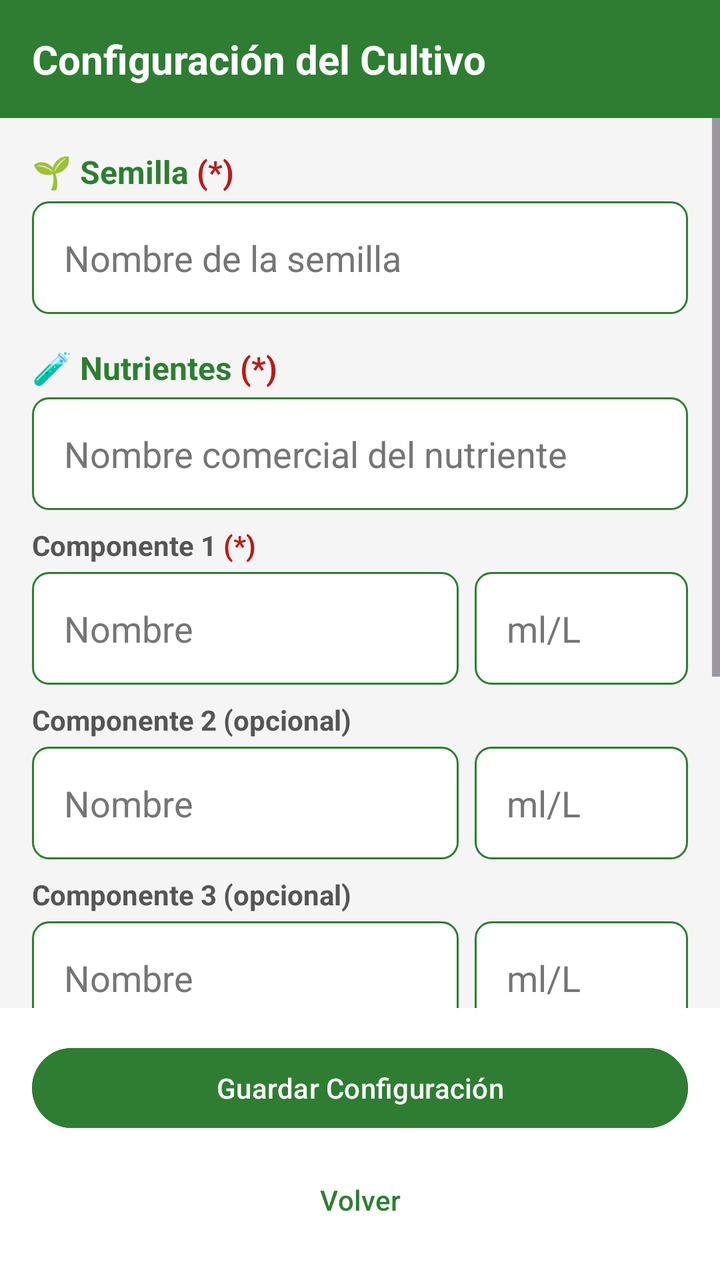
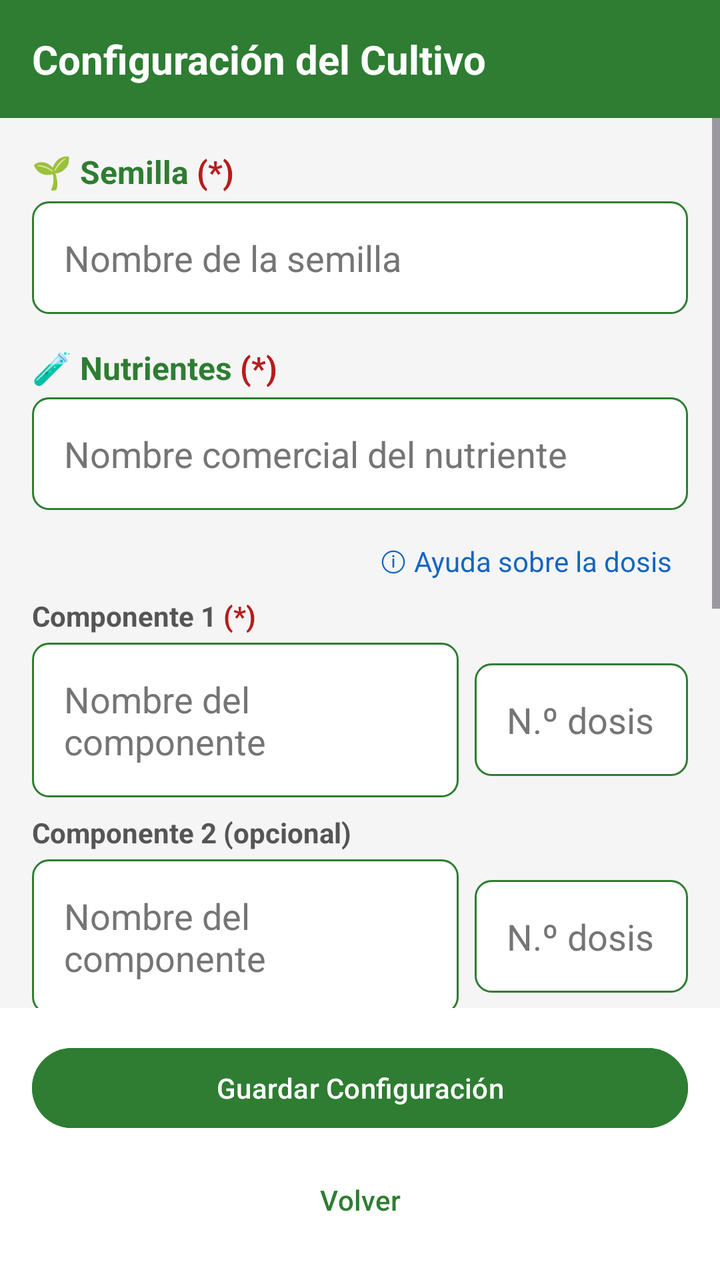

The first picture is an Android layout as it rendered before a commit; the second is the same layout after the commit. The layout source and the unified diff follow.
<!-- AndroidManifest.xml: application theme Theme.HueraDelValle -->
<!-- res/layout/activity_configuracion_cultivo.xml -->
<?xml version="1.0" encoding="utf-8"?>
<LinearLayout xmlns:android="http://schemas.android.com/apk/res/android"
    android:layout_width="match_parent"
    android:layout_height="match_parent"
    android:orientation="vertical"
    android:background="#F5F5F5">

    
    <LinearLayout
        android:layout_width="match_parent"
        android:layout_height="wrap_content"
        android:background="#2E7D32"
        android:padding="16dp">

        <TextView
            android:layout_width="match_parent"
            android:layout_height="wrap_content"
            android:text="Configuración del Cultivo"
            android:textColor="#FFFFFF"
            android:textSize="20sp"
            android:textStyle="bold"/>

    </LinearLayout>

    
    <ScrollView
        android:layout_width="match_parent"
        android:layout_height="0dp"
        android:layout_weight="1">

        <LinearLayout
            android:layout_width="match_parent"
            android:layout_height="wrap_content"
            android:orientation="vertical"
            android:padding="16dp">

            
            <LinearLayout
                android:layout_width="match_parent"
                android:layout_height="wrap_content"
                android:orientation="horizontal"
                android:layout_marginBottom="4dp">

                <TextView
                    android:layout_width="wrap_content"
                    android:layout_height="wrap_content"
                    android:text="🌱 Semilla "
                    android:textColor="#2E7D32"
                    android:textSize="16sp"
                    android:textStyle="bold"/>

                <TextView
                    android:layout_width="wrap_content"
                    android:layout_height="wrap_content"
                    android:text="(*)"
                    android:textColor="#B71C1C"
                    android:textSize="16sp"
                    android:textStyle="bold"/>

            </LinearLayout>

            <EditText
                android:id="@+id/etNombreSemilla"
                android:layout_width="match_parent"
                android:layout_height="wrap_content"
                android:hint="Nombre de la semilla"
                android:inputType="text"
                android:maxLength="100"
                android:background="@drawable/bg_input"
                android:padding="16dp"
                android:textColor="#212121"
                android:textColorHint="#757575"
                android:layout_marginBottom="16dp"/>

            
            <LinearLayout
                android:layout_width="match_parent"
                android:layout_height="wrap_content"
                android:orientation="horizontal"
                android:layout_marginBottom="4dp">

                <TextView
                    android:layout_width="wrap_content"
                    android:layout_height="wrap_content"
                    android:text="🧪 Nutrientes "
                    android:textColor="#2E7D32"
                    android:textSize="16sp"
                    android:textStyle="bold"/>

                <TextView
                    android:layout_width="wrap_content"
                    android:layout_height="wrap_content"
                    android:text="(*)"
                    android:textColor="#B71C1C"
                    android:textSize="16sp"
                    android:textStyle="bold"/>

            </LinearLayout>

            <EditText
                android:id="@+id/etNombreNutriente"
                android:layout_width="match_parent"
                android:layout_height="wrap_content"
                android:hint="Nombre comercial del nutriente"
                android:inputType="text"
                android:maxLength="100"
                android:background="@drawable/bg_input"
                android:padding="16dp"
                android:textColor="#212121"
                android:textColorHint="#757575"
                android:layout_marginBottom="8dp"/>

            
            <LinearLayout
                android:layout_width="match_parent"
                android:layout_height="wrap_content"
                android:orientation="horizontal"
                android:layout_marginBottom="4dp">

                <TextView
                    android:layout_width="wrap_content"
                    android:layout_height="wrap_content"
                    android:text="Componente 1 "
                    android:textColor="#555555"
                    android:textStyle="bold"/>

                <TextView
                    android:layout_width="wrap_content"
                    android:layout_height="wrap_content"
                    android:text="(*)"
                    android:textColor="#B71C1C"
                    android:textStyle="bold"/>

            </LinearLayout>

            <LinearLayout
                android:layout_width="match_parent"
                android:layout_height="wrap_content"
                android:orientation="horizontal"
                android:layout_marginBottom="8dp">

                <EditText
                    android:id="@+id/etComponente1Nombre"
                    android:layout_width="0dp"
                    android:layout_height="wrap_content"
                    android:layout_weight="2"
                    android:hint="Nombre"
                    android:maxLength="100"
                    android:background="@drawable/bg_input"
                    android:padding="16dp"
                    android:textColor="#212121"
                    android:textColorHint="#757575"
                    android:layout_marginEnd="8dp"/>

                <EditText
                    android:id="@+id/etComponente1Cantidad"
                    android:layout_width="0dp"
                    android:layout_height="wrap_content"
                    android:layout_weight="1"
                    android:hint="ml/L"
                    android:inputType="numberDecimal"
                    android:background="@drawable/bg_input"
                    android:padding="16dp"
                    android:textColor="#212121"
                    android:textColorHint="#757575"/>

            </LinearLayout>

            
            <TextView
                android:layout_width="match_parent"
                android:layout_height="wrap_content"
                android:text="Componente 2 (opcional)"
                android:textColor="#555555"
                android:textStyle="bold"
                android:layout_marginBottom="4dp"/>

            <LinearLayout
                android:layout_width="match_parent"
                android:layout_height="wrap_content"
                android:orientation="horizontal"
                android:layout_marginBottom="8dp">

                <EditText
                    android:id="@+id/etComponente2Nombre"
                    android:layout_width="0dp"
                    android:layout_height="wrap_content"
                    android:layout_weight="2"
                    android:hint="Nombre"
                    android:maxLength="100"
                    android:background="@drawable/bg_input"
                    android:padding="16dp"
                    android:textColor="#212121"
                    android:textColorHint="#757575"
                    android:layout_marginEnd="8dp"/>

                <EditText
                    android:id="@+id/etComponente2Cantidad"
                    android:layout_width="0dp"
                    android:layout_height="wrap_content"
                    android:layout_weight="1"
                    android:hint="ml/L"
                    android:inputType="numberDecimal"
                    android:background="@drawable/bg_input"
                    android:padding="16dp"
                    android:textColor="#212121"
                    android:textColorHint="#757575"/>

            </LinearLayout>

            
            <TextView
                android:layout_width="match_parent"
                android:layout_height="wrap_content"
                android:text="Componente 3 (opcional)"
                android:textColor="#555555"
                android:textStyle="bold"
                android:layout_marginBottom="4dp"/>

            <LinearLayout
                android:layout_width="match_parent"
                android:layout_height="wrap_content"
                android:orientation="horizontal"
                android:layout_marginBottom="16dp">

                <EditText
                    android:id="@+id/etComponente3Nombre"
                    android:layout_width="0dp"
                    android:layout_height="wrap_content"
                    android:layout_weight="2"
                    android:hint="Nombre"
                    android:maxLength="100"
                    android:background="@drawable/bg_input"
                    android:padding="16dp"
                    android:textColor="#212121"
                    android:textColorHint="#757575"
                    android:layout_marginEnd="8dp"/>

                <EditText
                    android:id="@+id/etComponente3Cantidad"
                    android:layout_width="0dp"
                    android:layout_height="wrap_content"
                    android:layout_weight="1"
                    android:hint="ml/L"
                    android:inputType="numberDecimal"
                    android:background="@drawable/bg_input"
                    android:padding="16dp"
                    android:textColor="#212121"
                    android:textColorHint="#757575"/>

            </LinearLayout>

            
            <LinearLayout
                android:layout_width="match_parent"
                android:layout_height="wrap_content"
                android:orientation="horizontal"
                android:layout_marginBottom="4dp">

                <TextView
                    android:layout_width="wrap_content"
                    android:layout_height="wrap_content"
                    android:text="⚗️ Configuración pH "
                    android:textColor="#2E7D32"
                    android:textSize="16sp"
                    android:textStyle="bold"/>

                <TextView
                    android:layout_width="wrap_content"
                    android:layout_height="wrap_content"
                    android:text="(*) "
                    android:textColor="#B71C1C"
                    android:textSize="16sp"
                    android:textStyle="bold"/>

                <TextView
                    android:id="@+id/tvTooltipPh"
                    android:layout_width="wrap_content"
                    android:layout_height="wrap_content"
                    android:text="(?)"
                    android:textColor="#1565C0"
                    android:textSize="16sp"
                    android:textStyle="bold"/>

            </LinearLayout>

            <LinearLayout
                android:layout_width="match_parent"
                android:layout_height="wrap_content"
                android:orientation="horizontal"
                android:layout_marginBottom="16dp">

                <EditText
                    android:id="@+id/etPhMinimo"
                    android:layout_width="0dp"
                    android:layout_height="wrap_content"
                    android:layout_weight="1"
                    android:hint="pH mínimo (0-14)"
                    android:inputType="numberDecimal"
                    android:background="@drawable/bg_input"
                    android:padding="16dp"
                    android:textColor="#212121"
                    android:textColorHint="#757575"
                    android:layout_marginEnd="8dp"/>

                <EditText
                    android:id="@+id/etPhMaximo"
                    android:layout_width="0dp"
                    android:layout_height="wrap_content"
                    android:layout_weight="1"
                    android:hint="pH máximo (0-14)"
                    android:inputType="numberDecimal"
                    android:background="@drawable/bg_input"
                    android:padding="16dp"
                    android:textColor="#212121"
                    android:textColorHint="#757575"/>

            </LinearLayout>

            
            <LinearLayout
                android:layout_width="match_parent"
                android:layout_height="wrap_content"
                android:orientation="horizontal"
                android:layout_marginBottom="4dp">

                <TextView
                    android:layout_width="wrap_content"
                    android:layout_height="wrap_content"
                    android:text="📊 Configuración TDS "
                    android:textColor="#2E7D32"
                    android:textSize="16sp"
                    android:textStyle="bold"/>

                <TextView
                    android:layout_width="wrap_content"
                    android:layout_height="wrap_content"
                    android:text="(*) "
                    android:textColor="#B71C1C"
                    android:textSize="16sp"
                    android:textStyle="bold"/>

                <TextView
                    android:id="@+id/tvTooltipTds"
                    android:layout_width="wrap_content"
                    android:layout_height="wrap_content"
                    android:text="(?)"
                    android:textColor="#1565C0"
                    android:textSize="16sp"
                    android:textStyle="bold"/>

            </LinearLayout>

            <LinearLayout
                android:layout_width="match_parent"
                android:layout_height="wrap_content"
                android:orientation="horizontal"
                android:layout_marginBottom="16dp">

                <EditText
                    android:id="@+id/etTdsMinimo"
                    android:layout_width="0dp"
                    android:layout_height="wrap_content"
                    android:layout_weight="1"
                    android:hint="TDS mínimo (ppm)"
                    android:inputType="number"
                    android:background="@drawable/bg_input"
                    android:padding="16dp"
                    android:textColor="#212121"
                    android:textColorHint="#757575"
                    android:layout_marginEnd="8dp"/>

                <EditText
                    android:id="@+id/etTdsMaximo"
                    android:layout_width="0dp"
                    android:layout_height="wrap_content"
                    android:layout_weight="1"
                    android:hint="TDS máximo (ppm)"
                    android:inputType="number"
                    android:background="@drawable/bg_input"
                    android:padding="16dp"
                    android:textColor="#212121"
                    android:textColorHint="#757575"/>

            </LinearLayout>

            
            <TextView
                android:layout_width="match_parent"
                android:layout_height="wrap_content"
                android:text="(*) Campos obligatorios"
                android:textSize="11sp"
                android:textColor="#B71C1C"
                android:layout_marginBottom="8dp"/>

        </LinearLayout>

    </ScrollView>

    
    <LinearLayout
        android:layout_width="match_parent"
        android:layout_height="wrap_content"
        android:orientation="vertical"
        android:padding="16dp"
        android:background="#FFFFFF">

        <Button
            android:id="@+id/btnGuardarConfiguracion"
            android:layout_width="match_parent"
            android:layout_height="wrap_content"
            android:text="Guardar Configuración"
            android:backgroundTint="#2E7D32"
            android:textColor="#FFFFFF"
            android:layout_marginBottom="8dp"/>

        <Button
            android:id="@+id/btnVolverConfiguracion"
            android:layout_width="match_parent"
            android:layout_height="wrap_content"
            android:text="Volver"
            android:backgroundTint="#FFFFFF"
            android:textColor="#2E7D32"/>

    </LinearLayout>

</LinearLayout>
<!-- resources referenced by this layout -->
<resources>
  <!-- drawable bg_input (drawable) -->
  <?xml version="1.0" encoding="utf-8"?>
  <shape xmlns:android="http://schemas.android.com/apk/res/android"
      android:shape="rectangle">
  
      <solid android:color="#FFFFFF"/>
  
      <stroke
          android:width="1dp"
          android:color="#2E7D32"/>
  
      <corners android:radius="8dp"/>
  
  </shape>
  <style name="Theme.HueraDelValle" parent="Base.Theme.HueraDelValle" />
  <style name="Base.Theme.HueraDelValle" parent="Theme.Material3.DayNight.NoActionBar">
          
          
      </style>
</resources>

<!-- the commit's change to res/layout/activity_configuracion_cultivo.xml (unified diff, before → after) -->
@@ -111,6 +111,17 @@
                 android:layout_marginBottom="8dp"/>
 
             
+            <TextView
+                android:id="@+id/tvTooltipDosis"
+                android:layout_width="wrap_content"
+                android:layout_height="wrap_content"
+                android:layout_gravity="end"
+                android:padding="8dp"
+                android:text="ⓘ Ayuda sobre la dosis"
+                android:textColor="#1565C0"
+                android:textSize="14sp" />
+
+            
             <LinearLayout
                 android:layout_width="match_parent"
                 android:layout_height="wrap_content"
@@ -144,7 +155,7 @@
                     android:layout_width="0dp"
                     android:layout_height="wrap_content"
                     android:layout_weight="2"
-                    android:hint="Nombre"
+                    android:hint="Nombre del componente"
                     android:maxLength="100"
                     android:background="@drawable/bg_input"
                     android:padding="16dp"
@@ -153,12 +164,13 @@
                     android:layout_marginEnd="8dp"/>
 
                 <EditText
-                    android:id="@+id/etComponente1Cantidad"
-                    android:layout_width="0dp"
-                    android:layout_height="wrap_content"
-                    android:layout_weight="1"
-                    android:hint="ml/L"
-                    android:inputType="numberDecimal"
+                    android:id="@+id/etComponente1Dosis"
+                    android:layout_width="0dp"
+                    android:layout_height="wrap_content"
+                    android:layout_weight="1"
+                    android:hint="N.º dosis"
+                    android:inputType="number"
+                    android:maxLength="2"
                     android:background="@drawable/bg_input"
                     android:padding="16dp"
                     android:textColor="#212121"
@@ -186,7 +198,7 @@
                     android:layout_width="0dp"
                     android:layout_height="wrap_content"
                     android:layout_weight="2"
-                    android:hint="Nombre"
+                    android:hint="Nombre del componente"
                     android:maxLength="100"
                     android:background="@drawable/bg_input"
                     android:padding="16dp"
@@ -195,12 +207,13 @@
                     android:layout_marginEnd="8dp"/>
 
                 <EditText
-                    android:id="@+id/etComponente2Cantidad"
-                    android:layout_width="0dp"
-                    android:layout_height="wrap_content"
-                    android:layout_weight="1"
-                    android:hint="ml/L"
-                    android:inputType="numberDecimal"
+                    android:id="@+id/etComponente2Dosis"
+                    android:layout_width="0dp"
+                    android:layout_height="wrap_content"
+                    android:layout_weight="1"
+                    android:hint="N.º dosis"
+                    android:inputType="number"
+                    android:maxLength="2"
                     android:background="@drawable/bg_input"
                     android:padding="16dp"
                     android:textColor="#212121"
@@ -228,7 +241,7 @@
                     android:layout_width="0dp"
                     android:layout_height="wrap_content"
                     android:layout_weight="2"
-                    android:hint="Nombre"
+                    android:hint="Nombre del componente"
                     android:maxLength="100"
                     android:background="@drawable/bg_input"
                     android:padding="16dp"
@@ -237,12 +250,13 @@
                     android:layout_marginEnd="8dp"/>
 
                 <EditText
-                    android:id="@+id/etComponente3Cantidad"
-                    android:layout_width="0dp"
-                    android:layout_height="wrap_content"
-                    android:layout_weight="1"
-                    android:hint="ml/L"
-                    android:inputType="numberDecimal"
+                    android:id="@+id/etComponente3Dosis"
+                    android:layout_width="0dp"
+                    android:layout_height="wrap_content"
+                    android:layout_weight="1"
+                    android:hint="N.º dosis"
+                    android:inputType="number"
+                    android:maxLength="2"
                     android:background="@drawable/bg_input"
                     android:padding="16dp"
                     android:textColor="#212121"
